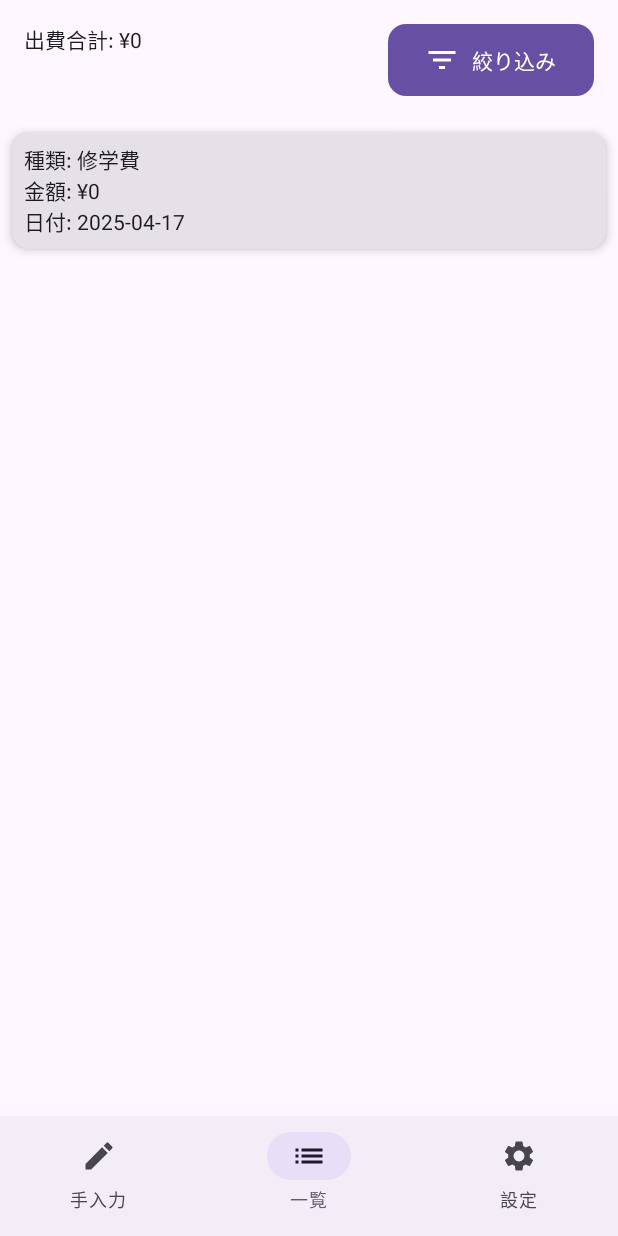
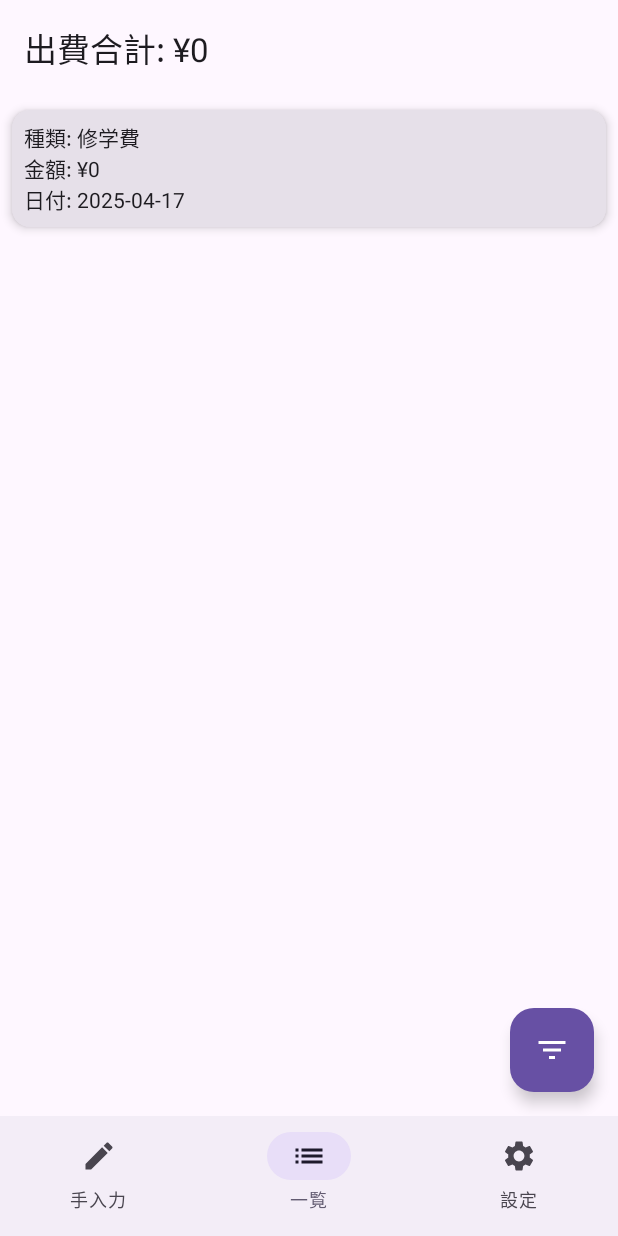
Before and after one commit to Nemukemo/DELDELRecord, an Android app built with Jetpack Compose: the ExpenseListScreen screen opened through its navigation route, on a phone screen of 412 x 824 dp. Run offline under Robolectric (Android 15) with nearby library versions, the phone set to English and light mode, and no system bars; our stand-ins replace Room's generated code, livedata-compose.

Commit message:
FABの追加

```diff
--- a/app/src/main/java/com/example/deldelrecord/ui/Screen/ExpenseListScreen.kt
+++ b/app/src/main/java/com/example/deldelrecord/ui/Screen/ExpenseListScreen.kt
@@ -11,6 +11,7 @@ import androidx.compose.material.icons.filled.FilterList
 import androidx.compose.material3.*
 import androidx.compose.runtime.*
 import androidx.compose.runtime.livedata.observeAsState
+import androidx.compose.ui.Alignment
 import androidx.compose.ui.Modifier
 import androidx.compose.ui.graphics.Color
 import androidx.compose.ui.text.input.KeyboardType
@@ -25,11 +26,8 @@ fun ExpenseListScreen(
     navController: NavController,
     viewModel: ExpenseViewModel = viewModel()
 ) {
-    //LiveDataの状態を監視し、全出費データと、フィルター後のデータを取得
     val allExpenses by viewModel.allExpenses.observeAsState(emptyList())
     val filteredExpenses by viewModel.filteredExpenses.observeAsState()
-
-    //フィルターされた出費アがあればそれを使用し、なければ全出費データを使用
     val expenses = filteredExpenses ?: allExpenses
 
     //各種ダイアログの表示状態をrememberで管理
@@ -39,33 +37,18 @@ fun ExpenseListScreen(
     var showDateDialog by remember { mutableStateOf(false) }
     var showDateRangeDialog by remember { mutableStateOf(false) }
 
-    /*レイアウトゾーン*/
-    //メインの横並びレイアウト
     Column(modifier = Modifier.fillMaxSize()) {
-        //上部の合計金額表示と表示絞り込みボタン
-        Row(
-            horizontalArrangement = Arrangement.SpaceBetween,
-            modifier = Modifier.fillMaxWidth().padding(16.dp)
-        ) {
-            //出費合計金額を計算して表示する
-            val totalAmount = expenses.sumOf { it.amount }
-            Text("出費合計: ¥$totalAmount")
+        // Display total amount
+        val totalAmount = expenses.sumOf { it.amount }
+        Text(
+            text = "出費合計: ¥$totalAmount",
+            modifier = Modifier
+                .fillMaxWidth()
+                .padding(16.dp),
+            style = MaterialTheme.typography.titleLarge,
+        )
 
-            // 絞り込みボタン（フィルター用ダイアログを表示）
-
-            Button(
-                onClick = { showFilterDialog = true },
-                colors = ButtonDefaults.buttonColors(containerColor = MaterialTheme.colorScheme.primary),
-                shape = MaterialTheme.shapes.medium,
-                modifier = Modifier.height(48.dp)
-            ) {
-                Icon(Icons.Default.FilterList, contentDescription = "フィルター", tint = Color.White)
-                Spacer(Modifier.width(8.dp))
-                Text("絞り込み", color = Color.White)
-            }
-        }
-
-        //出費一覧を表示(LazyColumでリスト表示)
+        // 出費リスト
         LazyColumn(modifier = Modifier.fillMaxSize()) {
             items(expenses) { expense ->
                 Card(
@@ -84,32 +67,45 @@ fun ExpenseListScreen(
         }
     }
 
-    //フィルターオプションのメインダイアログ
+    // Floating Action Button for filter
+    Box(
+        modifier = Modifier.fillMaxSize(),
+        contentAlignment = Alignment.BottomEnd
+    ) {
+        FloatingActionButton(
+            onClick = { showFilterDialog = true },
+            containerColor = MaterialTheme.colorScheme.primary,
+            contentColor = Color.White,
+            modifier = Modifier
+                .padding(16.dp)
+        ) {
+            Icon(Icons.Default.FilterList, contentDescription = "フィルター")
+        }
+    }
+
+    // Filter dialog
     if (showFilterDialog) {
         AlertDialog(
             onDismissRequest = { showFilterDialog = false },
             title = { Text("絞り込み", color = Color.Black) },
             text = {
                 Column(modifier = Modifier.fillMaxWidth()) {
-                    //金額フィルターへの遷移
                     FilterCardOption("金額の上限／下限") {
+                        // Handle filter options
+                        showFilterDialog = false
                         showAmountDialog = true
+                    }
+                    FilterCardOption("出費の種類") {
                         showFilterDialog = false
+                        showTypeDialog = true
                     }
-                    //出費種類フィルターへの遷移
-                    FilterCardOption("出費の種類") {
-                        showTypeDialog = true
+                    FilterCardOption("日付") {
                         showFilterDialog = false
+                        showDateDialog = true
                     }
-                    //日付フィルターへの遷移
-                    FilterCardOption("日付") {
-                        showDateDialog = true
+                    FilterCardOption("日付範囲") {
                         showFilterDialog = false
-                    }
-                    //日付範囲フィルターへの遷移
-                    FilterCardOption("日付範囲") {
                         showDateRangeDialog = true
-                        showFilterDialog = false
                     }
                 }
             },
```
